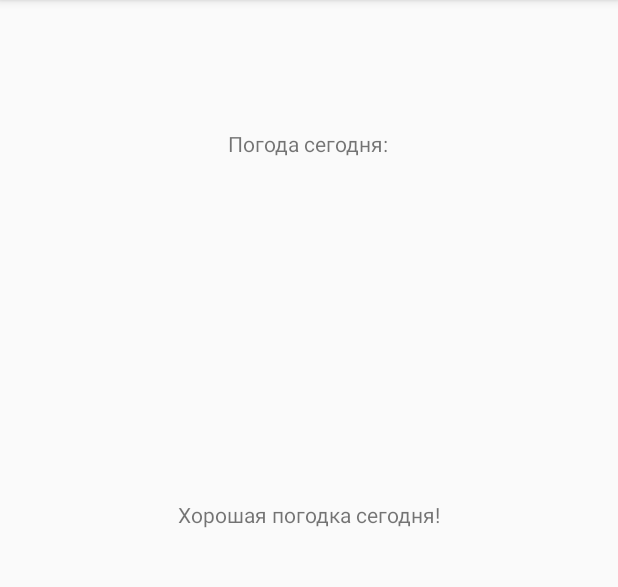
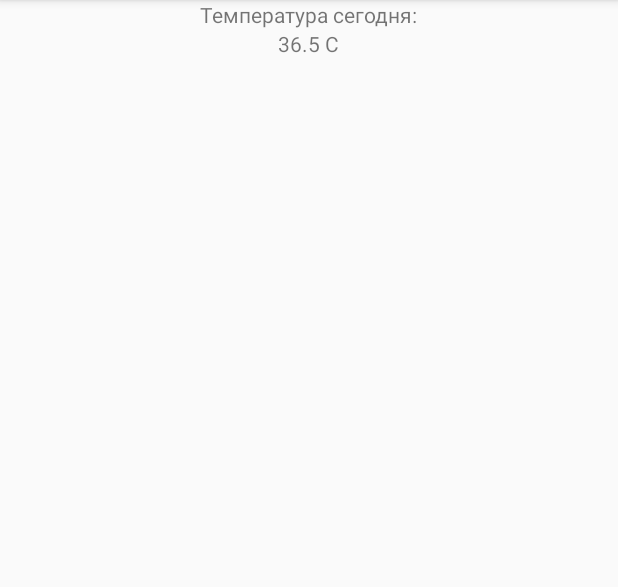
Before and after one commit to RuLiberty/MyWeather, an Android app: the screen it shows after launch (MainActivity), on a phone screen of 412 x 824 dp, the part 84-671 px from its top. Run offline under Robolectric (Android 15) with nearby library versions, the phone set to English and light mode, and no system bars.

Commit message:
my commit 2

```diff
--- a/app/src/main/java/com/example/myweather/MainActivity.java
+++ b/app/src/main/java/com/example/myweather/MainActivity.java
@@ -1,13 +1,65 @@
 package com.example.myweather;
 
+import android.os.Bundle;
 import android.support.v7.app.AppCompatActivity;
-import android.os.Bundle;
+import android.util.Log;
+import android.widget.TextView;
 
 public class MainActivity extends AppCompatActivity {
+
+    TextView textViewTemp;
 
     @Override
     protected void onCreate(Bundle savedInstanceState) {
         super.onCreate(savedInstanceState);
         setContentView(R.layout.activity_main);
+
+        textViewTemp = findViewById(R.id.temp);
+        textViewTemp.setText(Double.toString(setTemp()).substring(0,4) + " С");
+    }
+
+    @Override
+    protected void onStart() {
+        super.onStart();
+        makeToast("onStart");
+    }
+
+    @Override
+    protected void onResume() {
+        super.onResume();
+        makeToast("onResume");
+    }
+
+    @Override
+    protected void onPause() {
+        super.onPause();
+        makeToast("onPause");
+    }
+
+    @Override
+    protected void onStop() {
+        super.onStop();
+        makeToast("onStop");
+    }
+
+    @Override
+    protected void onRestart() {
+        super.onRestart();
+        makeToast("onRestart");
+    }
+
+    @Override
+    protected void onDestroy() {
+        super.onDestroy();
+        makeToast("onDestroy");
+    }
+
+    private static void makeToast(String msg) {
+        Log.d("Lifecycle", msg);
+    }
+
+    private static double setTemp() {
+        WeatherData weatherNow = new WeatherData();
+        return weatherNow.getTemp();
     }
 }
--- /dev/null
+++ b/app/src/main/java/com/example/myweather/WeatherData.java
@@ -0,0 +1,22 @@
+package com.example.myweather;
+
+public class WeatherData {
+    private double temp;
+
+    public WeatherData() {
+        this.temp = Math.random() * 50;
+    }
+
+    public WeatherData(double temp) {
+        this.temp = temp;
+    }
+
+    public double getTemp() {
+        return temp;
+    }
+
+    public void setTemp(double temp) {
+        this.temp = temp;
+    }
+
+}
--- a/app/src/main/res/layout/activity_main.xml
+++ b/app/src/main/res/layout/activity_main.xml
@@ -1,35 +1,24 @@
 <?xml version="1.0" encoding="utf-8"?>
-<android.support.constraint.ConstraintLayout xmlns:android="http://schemas.android.com/apk/res/android"
-    xmlns:app="http://schemas.android.com/apk/res-auto"
+<android.support.v7.widget.LinearLayoutCompat xmlns:android="http://schemas.android.com/apk/res/android"
     xmlns:tools="http://schemas.android.com/tools"
     android:layout_width="match_parent"
     android:layout_height="match_parent"
+    android:orientation="vertical"
     tools:context=".MainActivity">
 
     <TextView
-        android:id="@+id/textView2"
         android:layout_width="wrap_content"
         android:layout_height="wrap_content"
+        android:id="@+id/main_text"
         android:text="@string/front_string"
-        app:layout_constraintBottom_toBottomOf="parent"
-        app:layout_constraintHorizontal_bias="0.498"
-        app:layout_constraintLeft_toLeftOf="parent"
-        app:layout_constraintRight_toRightOf="parent"
-        app:layout_constraintTop_toTopOf="parent"
-        app:layout_constraintVertical_bias="0.115" />
+        android:layout_gravity="center"/>
 
     <TextView
-        android:id="@+id/textView1"
         android:layout_width="wrap_content"
         android:layout_height="wrap_content"
-        android:layout_marginStart="176dp"
-        android:layout_marginTop="212dp"
-        android:layout_marginEnd="176dp"
-        android:layout_marginBottom="399dp"
-        android:text="@string/second_string"
-        app:layout_constraintBottom_toBottomOf="parent"
-        app:layout_constraintEnd_toEndOf="parent"
-        app:layout_constraintStart_toStartOf="parent"
-        app:layout_constraintTop_toBottomOf="@+id/textView2" />
+        android:id="@+id/temp"
+        android:text="Температура"
+        android:layout_gravity="center"/>
 
-</android.support.constraint.ConstraintLayout>
+
+</android.support.v7.widget.LinearLayoutCompat>
--- a/app/src/main/res/values/strings.xml
+++ b/app/src/main/res/values/strings.xml
@@ -1,5 +1,4 @@
 <resources>
     <string name="app_name">Приложение: Погода</string>
-    <string name="front_string">Погода сегодня:</string>
-    <string name="second_string">Хорошая погодка сегодня!</string>>
+    <string name="front_string">Температура сегодня:</string>
 </resources>
```
